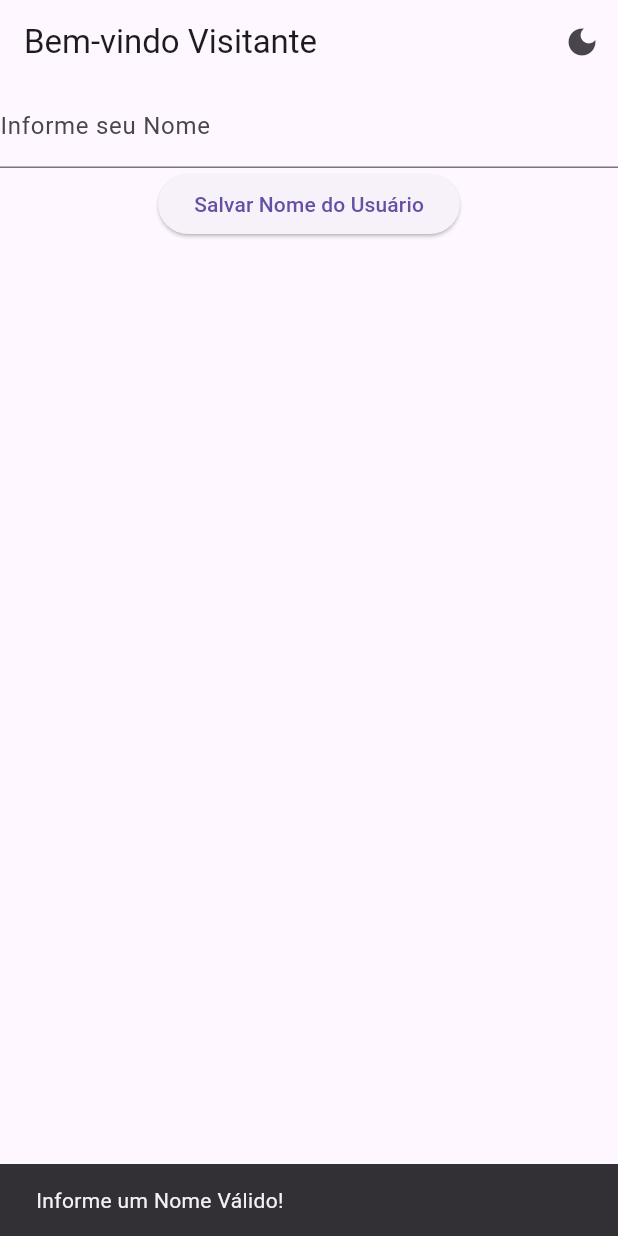
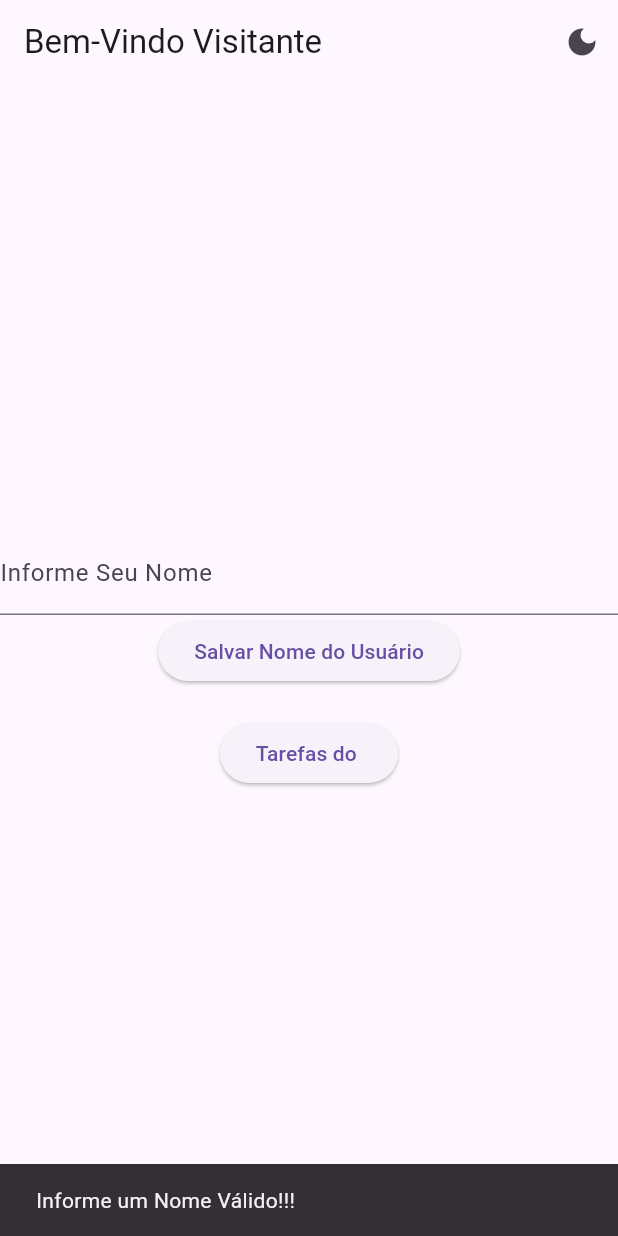
Before and after one commit to Diogotb/CursoMobileCastelloTurmaA, a Flutter app: the screen it shows after launch, after a tap on "Salvar Nome do Usuário", on a phone screen of 412 x 824 dp. Run offline on Flutter 3.47's test engine with Material 3 defaults, Android fonts, the phone set to English and light mode, and no system bars; our stand-ins replace carousel_slider, fluttertoast, shared_preferences; network calls fail.

Commit message:
07.05.25

```diff
--- a/PersistenciaDadosFlutter/SharedPreferences/exemplo_shared_preferences/lib/main.dart
+++ b/PersistenciaDadosFlutter/SharedPreferences/exemplo_shared_preferences/lib/main.dart
@@ -1,11 +1,20 @@
+//projeto usando shared preferences
+// memoria interna - que armazena dados simples {"chave" : valor} -> string, bool, int, double, listString
+// criar uma aplicativo de todo-list usando shared preferences, armazenar info do usuario, modo claroEscuro, lista de tarefas
+
+import 'package:exemplo_shared_preferences/tela_todo_list.dart';
 import 'package:flutter/material.dart';
 
-import "tela_inicial.dart";
+import 'tela_inicial.dart';
 
 void main(){
   runApp(MaterialApp(
-    home: TelaInicial(),
-    theme: ThemeData(brightness: Brightness.light),
-    darkTheme: ThemeData(brightness: Brightness.dark),
+    initialRoute: "/",
+    theme: ThemeData(brightness: Brightness.light), //modo Claro
+    darkTheme: ThemeData(brightness: Brightness.dark), //modo Escuro
+    routes: {
+      "/tarefas": (context) => TelaTodoList(),
+      "/": (context) => TelaInicial()
+    },
   ));
 }
--- a/PersistenciaDadosFlutter/SharedPreferences/exemplo_shared_preferences/lib/tela_inicial.dart
+++ b/PersistenciaDadosFlutter/SharedPreferences/exemplo_shared_preferences/lib/tela_inicial.dart
@@ -1,114 +1,92 @@
 import 'package:flutter/material.dart';
-import 'package:shared_preferences/shared_preferences.dart'; //Importa a biblioteca SharedPreferences
+import 'package:shared_preferences/shared_preferences.dart';
 
-class TelaInicial extends StatefulWidget {
-  //Tela Dinâmica (mudança de estado)
-  @override
-  _TelaInicialState createState() => _TelaInicialState(); //Chama da Mudança de Estado
+class TelaInicial extends StatefulWidget{ //tela com mudança de state
+  _TelaInicialState createState() => _TelaInicialState(); //chama a mudança
 }
 
-class _TelaInicialState extends State<TelaInicial> {
-  //Estado da Tela Inicial
+class _TelaInicialState extends State<TelaInicial>{ //ação/construção do tela
   //atributos
-  TextEditingController _nomeController = TextEditingController(); //Recebe informações TextField
-  String _nome = ""; // Atributo que Armazena o Nome do Usuário
-  bool _darkMode = false; //Atributo que armazena o modo escuro
+  TextEditingController _nomeController = TextEditingController(); //variavel que recebe info do textField
+  String _nome = "";
+  bool _darkMode = false;
 
-  // método InitState ->
+  //métodos
+
   @override
-  void initState() {
-    //método para iniciar a tela
-    super.initState();
-    _carregarPreferencias();
+  void initState() { //roda antes de iniciar a tela
+    // TODO: implement initState
+   super.initState();
+   _carregarPreferencias();
   }
 
-  //método para Carregar Nome do Usuário
-  void _carregarPreferencias() async {
-    //método assincrono
-    SharedPreferences _prefs = await SharedPreferences.getInstance(); //pegar as informações do cache
-    _nome = _prefs.getString("nome") ?? ""; //pega o nome do usuário no shared_
-    _darkMode = _prefs.getBool("darkMode") ?? false; //pega o modo escuro shared_
+  void _carregarPreferencias() async{  //roda de forma assincrona ( junto com outra função/método)
+    //estabelecer conexão com a memoria(cache)
+    SharedPreferences _prefs = await SharedPreferences.getInstance(); //instalar a dependencia/biblioteca
+    _nome = _prefs.getString("nome") ?? ""; //buscar o nome do usuario
+    _darkMode = _prefs.getBool("darkMode") ?? false; //buscar o modo de tela do usuario
     setState(() {
-      // recarregar a tela
+
     });
   }
 
-  //Método para Salvar o Nome do Usuário
-  void _salvarNome() async {
-    //adicinar o salar no shared preferences
+  void _salvarNome() async{
     SharedPreferences _prefs = await SharedPreferences.getInstance();
     _nome = _nomeController.text.trim();
-    if (_nome.isEmpty) {
-      //Madar uma Mensagem para o usuário
-      ScaffoldMessenger.of(
-        context,
-      ).showSnackBar(SnackBar(content: Text("Informe um Nome Válido!")));
-    } else {
-      _nomeController.clear(); //limpa o TextField
-      _prefs.setString("nome", _nome); //salva o nome no sharedPref
+    if(_nome.isEmpty){
+      ScaffoldMessenger.of(context).showSnackBar(SnackBar(content: Text("Informe um Nome Válido!!!")));
+    }else{
+      _prefs.setString("nome", _nome);
       setState(() {
-        //Atualizar o Nome do usuário na Tela
-        ScaffoldMessenger.of(
-          context,
-        ).showSnackBar(SnackBar(content: Text("Nome do Usuário Atualizado!")));
+        ScaffoldMessenger.of(context).showSnackBar(SnackBar(content: Text("Nome do Usuário Atualizado!!!")));
+        _nomeController.clear();
       });
     }
   }
 
-  //método salvar Modo Escuro
   void _salvarModoEscuro() async{
-    SharedPreferences _prefs = await SharedPreferences.getInstance();
-    _darkMode = !_darkMode; //inverte o valor do darkmode(atributo)
-    _prefs.setBool("darkMode", _darkMode); //salvo no Shared
+    SharedPreferences _prefs = await SharedPreferences.getInstance();//estabelecer conexão om a memória interna (shared Preferences)
+    _darkMode = !_darkMode;
+    _prefs.setBool("darkMode", _darkMode);
     setState(() {
-      //atualiza a tela
-      ScaffoldMessenger.of(context).showSnackBar(
-        SnackBar(content: Text("Modo Escuro ${_darkMode ? "Ativado" : "Desativado"}")));
+      ScaffoldMessenger.of(context).showSnackBar(SnackBar(content: Text("Modo Escuro ${_darkMode ? "Ativado" : "Desativado"}")));
     });
+
   }
 
-
-
   @override
-  Widget build(BuildContext context) {
-    // Constroi a Tela
+  Widget build(BuildContext context){ //construtor de estrutura
     return AnimatedTheme(
-      //muda o tema da tela
       data: _darkMode ? ThemeData.dark() : ThemeData.light(),
       child: Scaffold(
-        //estrutura básica da tela
         appBar: AppBar(
-          title: Text("Bem-vindo ${_nome == "" ? "Visitante" : _nome}"),
+          title: Text("Bem-Vindo ${_nome=="" ? "Visitante" : _nome}"),
           actions: [
-            IconButton(onPressed:_salvarModoEscuro,
+            IconButton(
+              onPressed: _salvarModoEscuro,
               icon: Icon(_darkMode ? Icons.light_mode : Icons.dark_mode))
-          ],
-        ),
+          ],),
         body: Center(
           child: Column(
+            mainAxisAlignment: MainAxisAlignment.center,
+            crossAxisAlignment: CrossAxisAlignment.center,
             children: [
               TextField(
                 controller: _nomeController,
-                decoration: InputDecoration(labelText: "Informe seu Nome"),
+                decoration: InputDecoration(labelText: "Informe Seu Nome"),
               ),
               ElevatedButton(
                 onPressed: _salvarNome,
-                child: Text("Salvar Nome do Usuário"),
-              ),
+                child: Text("Salvar Nome do Usuário")),
+              SizedBox(height: 20,),
+              ElevatedButton(
+                onPressed: () => Navigator.pushNamed(context, "/tarefas"), //navegar para a tela de tarefas
+                child: Text("Tarefas do $_nome"),)
             ],
           ),
         ),
       ),
     );
   }
+
 }
-
-// o que é o SharedPreferences?
-// é uma biblioteca de armazenamento de dados interna do aplicativo (cache do app)
-//como ela funciona?
-// armazena dados na condição de chave-valor(key-value)
-// nome -> _nome
-// tipos de dados armazenados no Shared preferences:
-// String, int, double, bool, List<String>
-//métodos dos shared preferences:
-// getters and setters
```
Also changed, not shown: PersistenciaDadosFlutter/SharedPreferences/exemplo_shared_preferences/lib/tela_todo_list.dart (added, +106 -0 lines).
